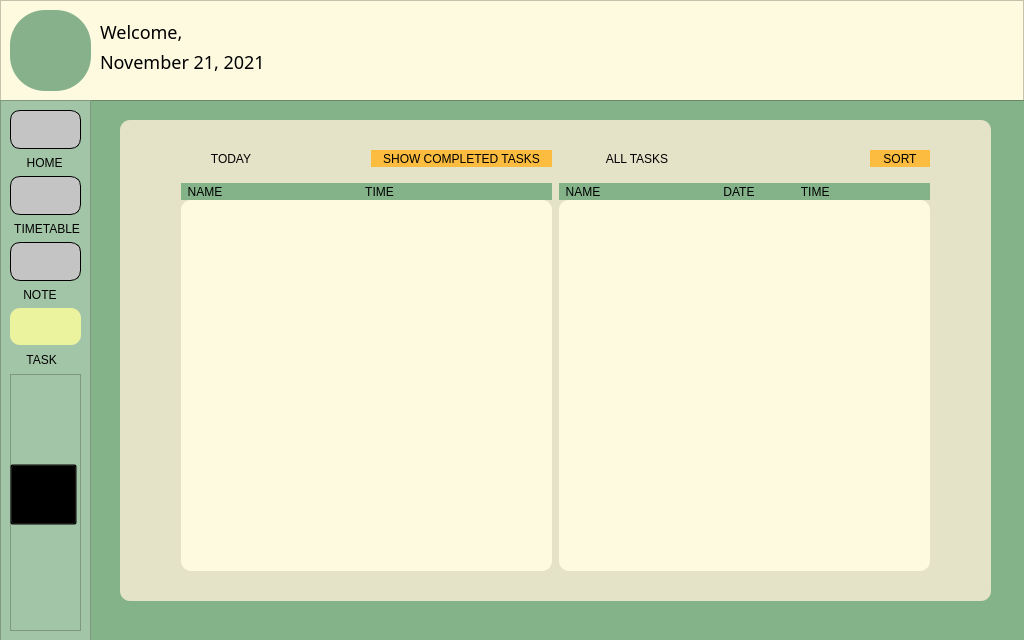
The window that task_window.ui (The-name-FPGN-is-already-taken/NoteMe) describes before a commit, drawn with Qt 5.
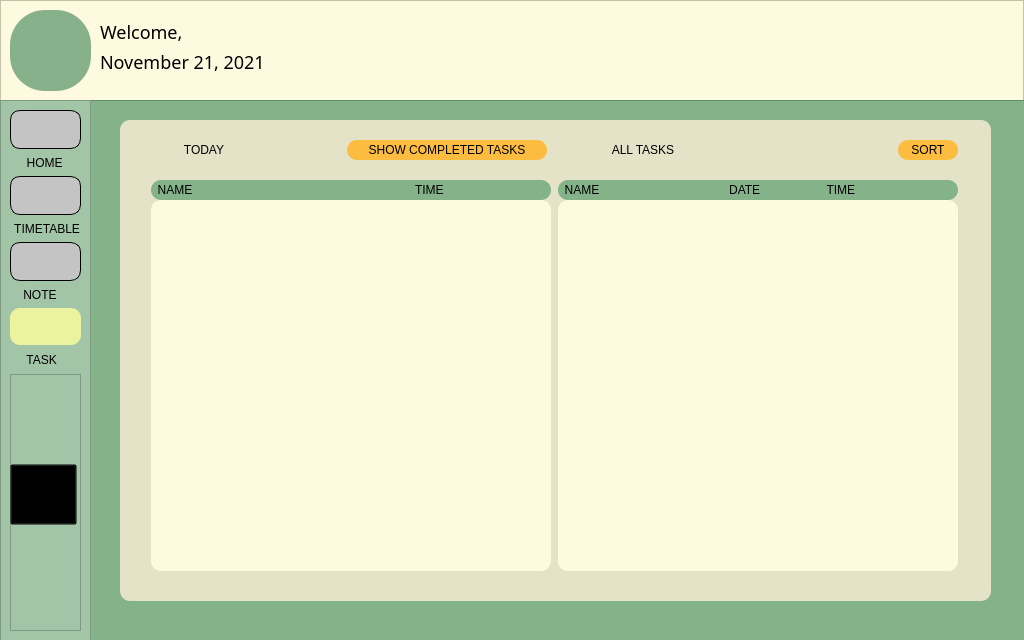
The same window after the commit. Icons and pictures are not drawn.

```diff
--- a/task_window.ui
+++ b/task_window.ui
@@ -237,10 +237,10 @@
      <widget class="QWidget" name="layoutWidget">
       <property name="geometry">
        <rect>
-        <x>60</x>
-        <y>30</y>
-        <width>751</width>
-        <height>421</height>
+        <x>30</x>
+        <y>20</y>
+        <width>811</width>
+        <height>431</height>
        </rect>
       </property>
       <layout class="QHBoxLayout" name="horizontalLayout_4">
@@ -327,7 +327,7 @@
             <string notr="true">background: #84B289;</string>
            </property>
            <property name="text">
-            <string>  NAME                                           TIME</string>
+            <string>  NAME                                                                   TIME</string>
            </property>
           </widget>
          </item>
@@ -335,7 +335,7 @@
           <widget class="QListWidget" name="listWidget">
            <property name="maximumSize">
             <size>
-             <width>371</width>
+             <width>400</width>
              <height>371</height>
             </size>
            </property>
@@ -458,7 +458,7 @@
             <string notr="true">background: #84B289;</string>
            </property>
            <property name="text">
-            <string>  NAME                                     DATE              TIME</string>
+            <string>  NAME                                       DATE                    TIME</string>
            </property>
           </widget>
          </item>
@@ -466,7 +466,7 @@
           <widget class="QListWidget" name="listWidget_incoming">
            <property name="maximumSize">
             <size>
-             <width>371</width>
+             <width>400</width>
              <height>371</height>
             </size>
            </property>
```
Left out of the diff: 6 changed lines with no effect on the pictures.
